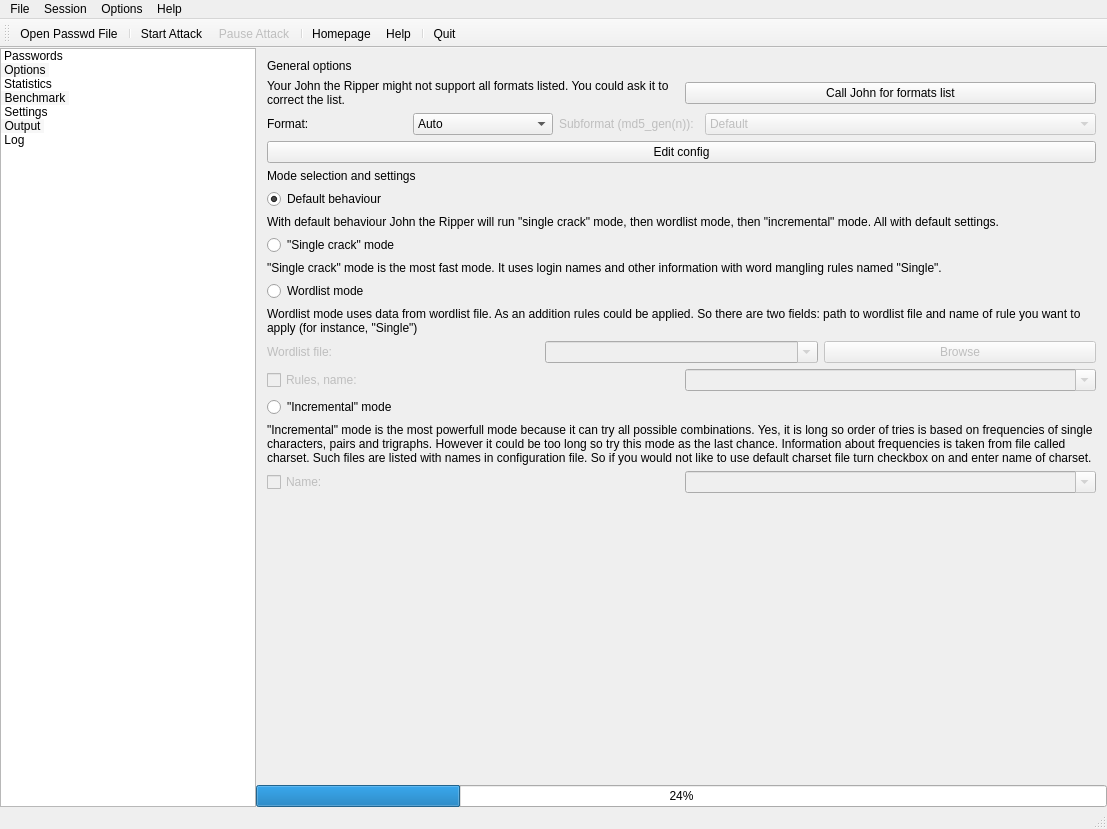
Before: the Qt Designer form mainwindow.ui in openwall/johnny, drawn with Qt 5.
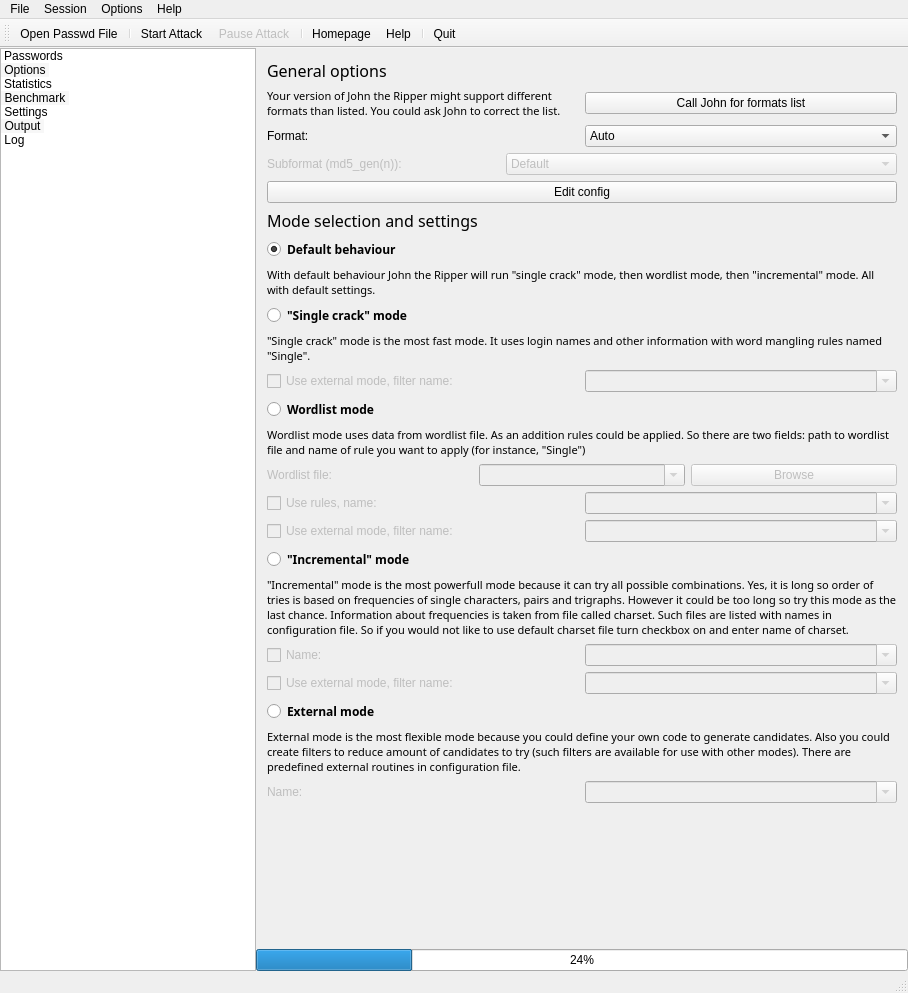
After: the same form once the commit is applied. The open tabs and pages were chosen to show the change. Icons and pictures are not drawn.

Commit message: external mode is added, other things polished, maybe overloaded a bit

The edit to the form file:
```diff
--- a/mainwindow.ui
+++ b/mainwindow.ui
@@ -6,8 +6,8 @@
    <rect>
     <x>0</x>
     <y>0</y>
-    <width>1107</width>
-    <height>829</height>
+    <width>908</width>
+    <height>993</height>
    </rect>
   </property>
   <property name="sizePolicy">
@@ -268,6 +268,12 @@
           <layout class="QVBoxLayout" name="verticalLayout_5">
            <item>
             <widget class="QLabel" name="label_6">
+             <property name="font">
+              <font>
+               <family>Sans Serif</family>
+               <pointsize>12</pointsize>
+              </font>
+             </property>
              <property name="text">
               <string>General options</string>
              </property>
@@ -279,8 +285,14 @@
               <layout class="QHBoxLayout" name="horizontalLayout_6">
                <item>
                 <widget class="QLabel" name="label_10">
+                 <property name="font">
+                  <font>
+                   <family>Sans Serif</family>
+                   <pointsize>8</pointsize>
+                  </font>
+                 </property>
                  <property name="text">
-                  <string>Your John the Ripper might not support all formats listed. You could ask it to correct the list.</string>
+                  <string>Your version of John the Ripper might support different formats than listed. You could ask John to correct the list.</string>
                  </property>
                  <property name="wordWrap">
                   <bool>true</bool>
@@ -639,6 +651,10 @@
                  </item>
                 </widget>
                </item>
+              </layout>
+             </item>
+             <item>
+              <layout class="QHBoxLayout" name="horizontalLayout_11">
                <item>
                 <widget class="QLabel" name="label_9">
                  <property name="enabled">
@@ -864,6 +880,12 @@
            </item>
            <item>
             <widget class="QLabel" name="label_7">
+             <property name="font">
+              <font>
+               <family>Sans Serif</family>
+               <pointsize>12</pointsize>
+              </font>
+             </property>
              <property name="text">
               <string>Mode selection and settings</string>
              </property>
@@ -871,6 +893,13 @@
            </item>
            <item>
             <widget class="QRadioButton" name="radioButton">
+             <property name="font">
+              <font>
+               <family>Sans Serif</family>
+               <weight>75</weight>
+               <bold>true</bold>
+              </font>
+             </property>
              <property name="text">
               <string>Default behaviour</string>
              </property>
@@ -886,6 +915,12 @@
             <layout class="QVBoxLayout" name="verticalLayout_2">
              <item>
               <widget class="QLabel" name="label_2">
+               <property name="font">
+                <font>
+                 <family>Sans Serif</family>
+                 <pointsize>8</pointsize>
+                </font>
+               </property>
                <property name="text">
                 <string>With default behaviour John the Ripper will run &quot;single crack&quot; mode, then wordlist mode, then &quot;incremental&quot; mode. All with default settings.</string>
                </property>
@@ -898,6 +933,13 @@
            </item>
            <item>
             <widget class="QRadioButton" name="radioButton_2">
+             <property name="font">
+              <font>
+               <family>Sans Serif</family>
+               <weight>75</weight>
+               <bold>true</bold>
+              </font>
+             </property>
              <property name="text">
               <string>&quot;Single crack&quot; mode</string>
              </property>
@@ -910,6 +952,12 @@
             <layout class="QVBoxLayout" name="verticalLayout_3">
              <item>
               <widget class="QLabel" name="label_3">
+               <property name="font">
+                <font>
+                 <family>Sans Serif</family>
+                 <pointsize>8</pointsize>
+                </font>
+               </property>
                <property name="text">
                 <string>&quot;Single crack&quot; mode is the most fast mode. It uses login names and other information with word mangling rules named &quot;Single&quot;.</string>
                </property>
@@ -918,10 +966,41 @@
                </property>
               </widget>
              </item>
+             <item>
+              <layout class="QHBoxLayout" name="horizontalLayout_8">
+               <item>
+                <widget class="QCheckBox" name="checkBox_3">
+                 <property name="enabled">
+                  <bool>false</bool>
+                 </property>
+                 <property name="text">
+                  <string>Use external mode, filter name:</string>
+                 </property>
+                </widget>
+               </item>
+               <item>
+                <widget class="QComboBox" name="comboBox_7">
+                 <property name="enabled">
+                  <bool>false</bool>
+                 </property>
+                 <property name="editable">
+                  <bool>true</bool>
+                 </property>
+                </widget>
+               </item>
+              </layout>
+             </item>
             </layout>
            </item>
            <item>
             <widget class="QRadioButton" name="radioButton_3">
+             <property name="font">
+              <font>
+               <family>Sans Serif</family>
+               <weight>75</weight>
+               <bold>true</bold>
+              </font>
+             </property>
              <property name="text">
               <string>Wordlist mode</string>
              </property>
@@ -934,6 +1013,12 @@
             <layout class="QVBoxLayout" name="verticalLayout_6">
              <item>
               <widget class="QLabel" name="label_4">
+               <property name="font">
+                <font>
+                 <family>Sans Serif</family>
+                 <pointsize>8</pointsize>
+                </font>
+               </property>
                <property name="text">
                 <string>Wordlist mode uses data from wordlist file. As an addition rules could be applied. So there are two fields: path to wordlist file and name of rule you want to apply (for instance, &quot;Single&quot;)</string>
                </property>
@@ -984,7 +1069,7 @@
                   <bool>false</bool>
                  </property>
                  <property name="text">
-                  <string>Rules, name:</string>
+                  <string>Use rules, name:</string>
                  </property>
                 </widget>
                </item>
@@ -1000,10 +1085,41 @@
                </item>
               </layout>
              </item>
+             <item>
+              <layout class="QHBoxLayout" name="horizontalLayout_9">
+               <item>
+                <widget class="QCheckBox" name="checkBox_4">
+                 <property name="enabled">
+                  <bool>false</bool>
+                 </property>
+                 <property name="text">
+                  <string>Use external mode, filter name:</string>
+                 </property>
+                </widget>
+               </item>
+               <item>
+                <widget class="QComboBox" name="comboBox_8">
+                 <property name="enabled">
+                  <bool>false</bool>
+                 </property>
+                 <property name="editable">
+                  <bool>true</bool>
+                 </property>
+                </widget>
+               </item>
+              </layout>
+             </item>
             </layout>
            </item>
            <item>
             <widget class="QRadioButton" name="radioButton_4">
+             <property name="font">
+              <font>
+               <family>Sans Serif</family>
+               <weight>75</weight>
+               <bold>true</bold>
+              </font>
+             </property>
              <property name="text">
               <string>&quot;Incremental&quot; mode</string>
              </property>
@@ -1016,6 +1132,12 @@
             <layout class="QVBoxLayout" name="verticalLayout_7">
              <item>
               <widget class="QLabel" name="label_5">
+               <property name="font">
+                <font>
+                 <family>Sans Serif</family>
+                 <pointsize>8</pointsize>
+                </font>
+               </property>
                <property name="text">
                 <string>&quot;Incremental&quot; mode is the most powerfull mode because it can try all possible combinations. Yes, it is long so order of tries is based on frequencies of single characters, pairs and trigraphs. However it could be too long so try this mode as the last chance. Information about frequencies is taken from file called charset. Such files are listed with names in configuration file. So if you would not like to use default charset file turn checkbox on and enter name of charset.</string>
                </property>
@@ -1048,6 +1170,88 @@
                </item>
               </layout>
              </item>
+             <item>
+              <layout class="QHBoxLayout" name="horizontalLayout_10">
+               <item>
+                <widget class="QCheckBox" name="checkBox_5">
+                 <property name="enabled">
+                  <bool>false</bool>
+                 </property>
+                 <property name="text">
+                  <string>Use external mode, filter name:</string>
+                 </property>
+                </widget>
+               </item>
+               <item>
+                <widget class="QComboBox" name="comboBox_9">
+                 <property name="enabled">
+                  <bool>false</bool>
+                 </property>
+                 <property name="editable">
+                  <bool>true</bool>
+                 </property>
+                </widget>
+               </item>
+              </layout>
+             </item>
+            </layout>
+           </item>
+           <item>
+            <widget class="QRadioButton" name="radioButton_5">
+             <property name="font">
+              <font>
+               <family>Sans Serif</family>
+               <weight>75</weight>
+               <bold>true</bold>
+              </font>
+             </property>
+             <property name="text">
+              <string>External mode</string>
+             </property>
+            </widget>
+           </item>
+           <item>
+            <layout class="QVBoxLayout" name="verticalLayout_11">
+             <item>
+              <widget class="QLabel" name="label_11">
+               <property name="font">
+                <font>
+                 <family>Sans Serif</family>
+                 <pointsize>8</pointsize>
+                </font>
+               </property>
+               <property name="text">
+                <string>External mode is the most flexible mode because you could define your own code to generate candidates. Also you could create filters to reduce amount of candidates to try (such filters are available for use with other modes). There are predefined external routines in configuration file.</string>
+               </property>
+               <property name="wordWrap">
+                <bool>true</bool>
+               </property>
+              </widget>
+             </item>
+             <item>
+              <layout class="QHBoxLayout" name="horizontalLayout_7">
+               <item>
+                <widget class="QLabel" name="label_12">
+                 <property name="enabled">
+                  <bool>false</bool>
+                 </property>
+                 <property name="text">
+                  <string>Name:</string>
+                 </property>
+                </widget>
+               </item>
+               <item>
+                <widget class="QComboBox" name="comboBox_6">
+                 <property name="enabled">
+                  <bool>false</bool>
+                 </property>
+                 <property name="editable">
+                  <bool>true</bool>
+                 </property>
+                </widget>
+               </item>
+              </layout>
+             </item>
             </layout>
            </item>
            <item>
@@ -1155,7 +1359,7 @@
     <rect>
      <x>0</x>
      <y>0</y>
-     <width>1107</width>
+     <width>908</width>
      <height>25</height>
     </rect>
    </property>
```
Left out of the diff: 2 changed lines with no effect on the pictures.
